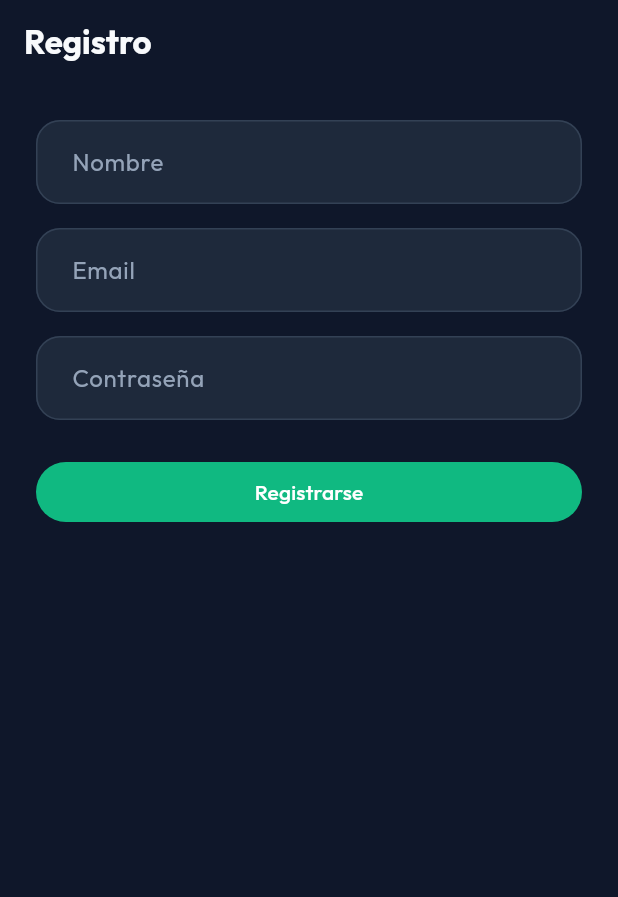
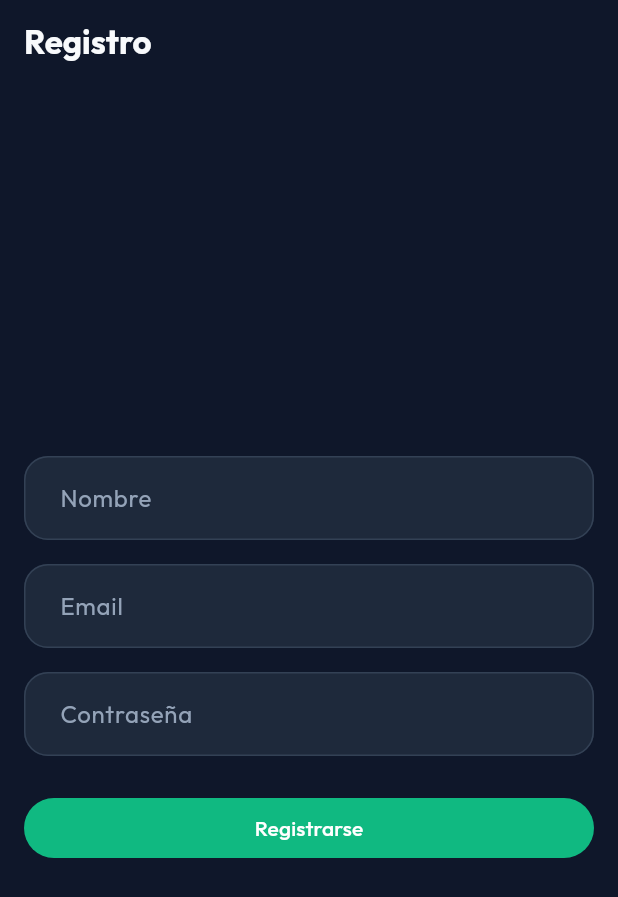
Before and after one commit to GrullonDev/Barberia, a Flutter app: the RegisterPage screen opened by its route, on a phone screen of 412 x 824 dp. Shown: the top 897 px of the screen. Run offline on Flutter 3.47's test engine with Material 3 defaults, Android fonts, the phone set to English and light mode, and no system bars; our stand-ins replace flutter_animate, flutter_dotenv, flutter_markdown, flutter_riverpod, go_router, google_fonts and 5 more; accounts and stored records are empty.

Commit message:
fear: mejora para poder visualizar los usuarios creados en la app, y algunas mejoras para el responsive del login

```diff
--- /dev/null
+++ b/lib/common/utils/responsive_helper.dart
@@ -0,0 +1,64 @@
+import 'package:flutter/material.dart';
+
+/// Helper class for responsive breakpoints
+class ResponsiveHelper {
+  // Breakpoints
+  static const double mobileBreakpoint = 600;
+  static const double tabletBreakpoint = 1024;
+
+  /// Check if current screen is mobile
+  static bool isMobile(BuildContext context) {
+    return MediaQuery.of(context).size.width < mobileBreakpoint;
+  }
+
+  /// Check if current screen is tablet
+  static bool isTablet(BuildContext context) {
+    final double width = MediaQuery.of(context).size.width;
+    return width >= mobileBreakpoint && width < tabletBreakpoint;
+  }
+
+  /// Check if current screen is desktop (not used in this app)
+  static bool isDesktop(BuildContext context) {
+    return MediaQuery.of(context).size.width >= tabletBreakpoint;
+  }
+
+  /// Get responsive value based on screen size
+  static T responsive<T>({
+    required BuildContext context,
+    required T mobile,
+    T? tablet,
+  }) {
+    if (isTablet(context) && tablet != null) {
+      return tablet;
+    }
+    return mobile;
+  }
+
+  /// Get responsive padding
+  static double getResponsivePadding(BuildContext context) {
+    return isMobile(context) ? 16.0 : 24.0;
+  }
+
+  /// Get responsive font size multiplier
+  static double getFontSizeMultiplier(BuildContext context) {
+    return isMobile(context) ? 1.0 : 1.1;
+  }
+
+  /// Get number of columns for grid
+  static int getGridColumns(BuildContext context) {
+    return isMobile(context) ? 2 : 3;
+  }
+
+  /// Get responsive spacing
+  static double getSpacing(
+    BuildContext context, {
+    double mobile = 8.0,
+    double? tablet,
+  }) {
+    return responsive(
+      context: context,
+      mobile: mobile,
+      tablet: tablet ?? mobile * 1.5,
+    );
+  }
+}
--- a/lib/features/admin/pages/manage_services_page.dart
+++ b/lib/features/admin/pages/manage_services_page.dart
@@ -5,6 +5,7 @@ import 'package:flutter_riverpod/flutter_riverpod.dart';
 import 'package:barberia/features/admin/pages/add_edit_service_page.dart';
 import 'package:barberia/features/booking/models/service.dart';
 import 'package:barberia/features/booking/providers/booking_providers.dart';
+import 'package:barberia/common/utils/responsive_helper.dart';
 
 class ManageServicesPage extends ConsumerWidget {
   const ManageServicesPage({super.key});
@@ -31,6 +32,9 @@ class ManageServicesPage extends ConsumerWidget {
             return const Center(child: Text('No hay servicios.'));
           }
           return ListView.builder(
+            padding: EdgeInsets.all(
+              ResponsiveHelper.getResponsivePadding(context),
+            ),
             itemCount: services.length,
             itemBuilder: (BuildContext context, int index) {
               final Service service = services[index];
--- a/lib/features/auth/pages/register_page.dart
+++ b/lib/features/auth/pages/register_page.dart
@@ -3,6 +3,7 @@ import 'package:flutter/material.dart';
 import 'package:flutter_riverpod/flutter_riverpod.dart';
 
 import 'package:barberia/features/auth/providers/auth_providers.dart';
+import 'package:barberia/common/utils/responsive_helper.dart';
 
 class RegisterPage extends ConsumerStatefulWidget {
   const RegisterPage({super.key});
@@ -42,8 +43,17 @@ class _RegisterPageState extends ConsumerState<RegisterPage> {
   Widget build(BuildContext context) {
     return Scaffold(
       appBar: AppBar(title: const Text('Registro')),
-      body: SingleChildScrollView(
-        padding: const EdgeInsets.all(24),
+      body: Center(
+        child: ConstrainedBox(
+          constraints: BoxConstraints(
+            maxWidth: ResponsiveHelper.isTablet(context)
+                ? 500
+                : double.infinity,
+          ),
+          child: SingleChildScrollView(
+            padding: EdgeInsets.all(
+              ResponsiveHelper.getResponsivePadding(context),
+            ),
             child: Form(
               key: _formKey,
               child: Column(
@@ -80,6 +90,8 @@ class _RegisterPageState extends ConsumerState<RegisterPage> {
               ),
             ),
           ),
+        ),
+      ),
     );
   }
 }
--- a/lib/features/booking/pages/settings_page.dart
+++ b/lib/features/booking/pages/settings_page.dart
@@ -1,4 +1,5 @@
 import 'package:flutter/material.dart';
+import 'package:barberia/common/utils/responsive_helper.dart';
 
 class SettingsPage extends StatelessWidget {
   const SettingsPage({super.key});
@@ -9,7 +10,10 @@ class SettingsPage extends StatelessWidget {
     return Scaffold(
       appBar: AppBar(title: const Text('Configuración'), centerTitle: true),
       body: ListView(
-        padding: const EdgeInsets.symmetric(horizontal: 16, vertical: 8),
+        padding: EdgeInsets.symmetric(
+          horizontal: ResponsiveHelper.getResponsivePadding(context),
+          vertical: 8,
+        ),
         scrollDirection: Axis.vertical,
         shrinkWrap: true,
         children: <Widget>[
```
Also changed, not shown: lib/common/utils/list_clients_script.dart (added, +44 -0 lines), lib/common/utils/list_users_script.dart (added, +44 -0 lines), lib/common/widgets/responsive_builder.dart (added, +62 -0 lines), lib/core/database/database_helper.dart (+15 -0 lines), lib/features/auth/pages/login_page.dart (+11 -1 lines), lib/features/booking/pages/details_page.dart (+7 -1 lines), lib/features/booking/pages/my_bookings_page.dart (+7 -2 lines), lib/features/booking/pages/service_select_page.dart (+16 -8 lines), lib/main.dart (+7 -0 lines). Lines whose indentation alone changed are shown as unchanged.
